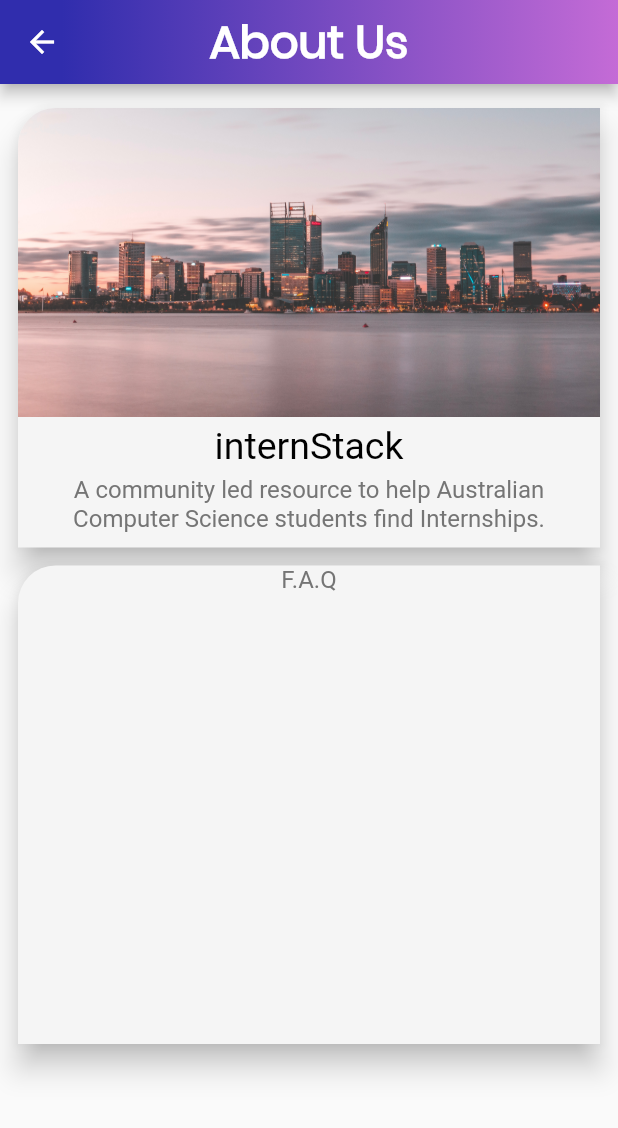
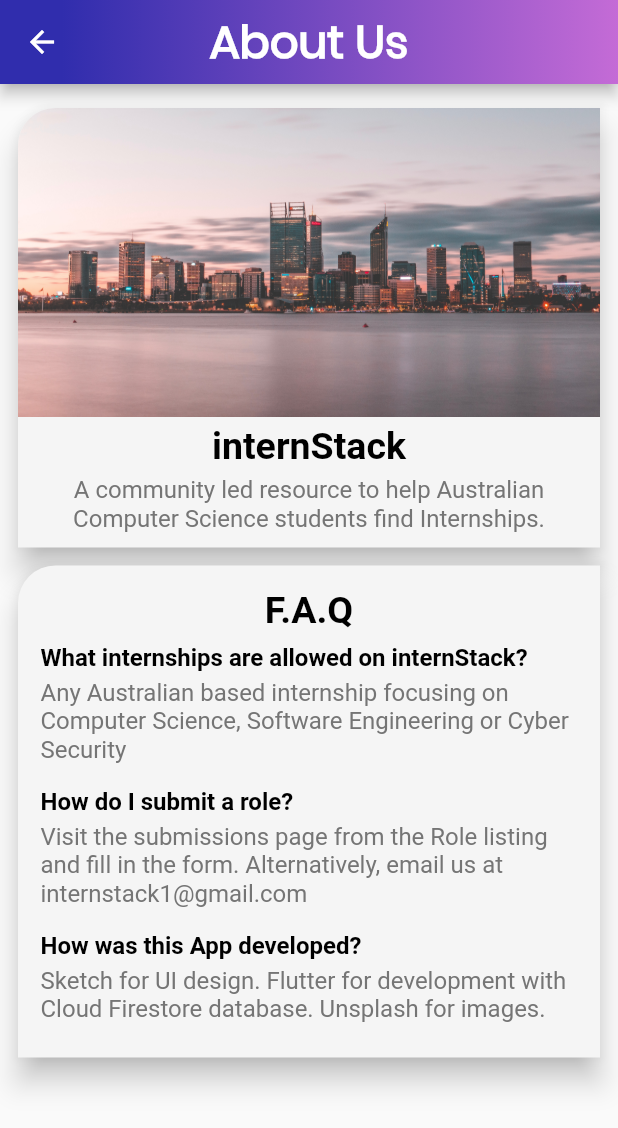
Before and after one commit to cbeardsmore/internStack, a Flutter app: the screen it shows after launch, after a tap on "START", after a tap on the "person outline" icon, on a phone screen of 412 x 824 dp. Shown: the top 1128 px of the screen. Run offline on Flutter 3.47's test engine with Material 2 defaults, Android fonts, the phone set to English and light mode, and no system bars; our stand-ins replace cloud_firestore, share; accounts and stored records are empty; network calls fail.

Commit message:
Finish about page text and new raisedbutton for submissions

```diff
--- a/lib/about.dart
+++ b/lib/about.dart
@@ -29,7 +29,10 @@ class AboutPage extends StatelessWidget {
             Padding(
               padding: const EdgeInsets.symmetric(vertical: 5),
               child: Text('internStack',
-                  style: Theme.of(context).textTheme.display1,
+                  style: Theme.of(context)
+                      .textTheme
+                      .display1
+                      .copyWith(fontWeight: FontWeight.bold),
                   textAlign: TextAlign.center),
             ),
             Text(
@@ -44,16 +47,41 @@ class AboutPage extends StatelessWidget {
   }
 
   Widget _buildBottomCard(BuildContext context) {
-    return CurverCornerCard(Column(
+    return CurverCornerCard(Padding(
+      padding: const EdgeInsets.symmetric(horizontal: 15, vertical: 15),
+      child: Column(
         crossAxisAlignment: CrossAxisAlignment.stretch,
         children: <Widget>[
           Text('F.A.Q',
-            style: Theme.of(context).textTheme.display2,
+              style: Theme.of(context)
+                  .textTheme
+                  .display1
+                  .copyWith(fontWeight: FontWeight.bold),
               textAlign: TextAlign.center),
-        SizedBox(
-          height: 300,
-        )
+          _buildQuestionAndAnswer(
+              context,
+              'What internships are allowed on internStack?',
+              'Any Australian based internship focusing on Computer Science, Software Engineering or Cyber Security'),
+          _buildQuestionAndAnswer(context, 'How do I submit a role?',
+              'Visit the submissions page from the Role listing and fill in the form. Alternatively, email us at internstack1@gmail.com'),
+          _buildQuestionAndAnswer(context, 'How was this App developed?',
+              'Sketch for UI design. Flutter for development with Cloud Firestore database. Unsplash for images.')
         ],
+      ),
     ));
   }
+
+  Widget _buildQuestionAndAnswer(
+      BuildContext context, String question, String answer) {
+    return Padding(
+      padding: const EdgeInsets.symmetric(vertical: 8),
+      child: new Column(
+          crossAxisAlignment: CrossAxisAlignment.start,
+          children: <Widget>[
+            Text(question, style: Theme.of(context).textTheme.display3),
+            SizedBox(height: 4),
+            Text(answer, style: Theme.of(context).textTheme.display2),
+          ]),
+    );
   }
+}
--- a/lib/entry.dart
+++ b/lib/entry.dart
@@ -43,14 +43,9 @@ class EntryPage extends StatelessWidget {
         height: buttonHeight,
         width: buttonWidth,
         child: new RaisedButton(
-          child: const Text('START',
-              style: TextStyle(
-                  color: Colors.white,
-                  fontSize: 20,
-                  letterSpacing: 2,
-                  fontFamily: 'Roboto')),
-          color: Color(0xFF6200EE),
-          splashColor: Color(0xFF25DDC5),
+          child: Text('START', style: Theme.of(context).textTheme.button),
+          color: Theme.of(context).primaryColor,
+          splashColor: Theme.of(context).accentColor,
           elevation: 10.0,
           highlightElevation: 20.0,
           shape: new RoundedRectangleBorder(
--- a/lib/main.dart
+++ b/lib/main.dart
@@ -21,10 +21,17 @@ class MainApp extends StatelessWidget {
                 fontSize: 30.0,
                 fontWeight: FontWeight.w600,
                 color: Colors.white),
-            display1: TextStyle(
-                fontFamily: 'Roboto', fontSize: 25.0, color: Colors.black),
-            display2: TextStyle(
-                fontFamily: 'Roboto', fontSize: 16.0, color: Colors.grey[600])),
+            display1: TextStyle(fontSize: 25.0, color: Colors.black),
+            display2: TextStyle(fontSize: 16.0, color: Colors.grey[600]),
+            display3: TextStyle(
+                fontSize: 16.0,
+                fontWeight: FontWeight.bold,
+                color: Colors.black),
+            button: TextStyle(
+              color: Colors.white,
+              fontSize: 20,
+              letterSpacing: 2,
+            )),
       ),
       home: EntryPage(),
       routes: {
--- a/lib/submission.dart
+++ b/lib/submission.dart
@@ -154,15 +154,22 @@ class SubmitButton extends StatelessWidget {
 
   @override
   Widget build(BuildContext context) {
+    double buttonHeight = MediaQuery.of(context).size.height * 0.065;
+    double buttonWidth = MediaQuery.of(context).size.width * 0.4;
+
     return new Container(
       alignment: AlignmentDirectional(0, 0),
-      child: new SizedBox(
-        height: 70,
-        width: 200,
+      child: SizedBox(
+        height: buttonHeight,
+        width: buttonWidth,
         child: new RaisedButton(
-          child: const Text('Submit',
-              style: TextStyle(color: Colors.white, fontSize: 30)),
-          color: Colors.black54,
+          child: Text('SUBMIT', style: Theme.of(context).textTheme.button),
+          color: Theme.of(context).primaryColor,
+          splashColor: Theme.of(context).accentColor,
+          elevation: 10.0,
+          highlightElevation: 20.0,
+          shape: new RoundedRectangleBorder(
+              borderRadius: new BorderRadius.circular(20.0)),
           onPressed: () {
             _uploadFormContents(context);
           },
@@ -175,8 +182,8 @@ class SubmitButton extends StatelessWidget {
     if (_formKey.currentState.validate()) {
       Firestore.instance.collection('submissions').add(_controllers.toJson());
       Scaffold.of(context).showSnackBar(SnackBar(
-          content: Text(
-              'Submission Received. Thanks' + _controllers._nameTextController.text)));
+          content: Text('Submission Received. Thanks' +
+              _controllers._nameTextController.text)));
     }
   }
 }
```
Lines whose indentation alone changed are shown as unchanged.
